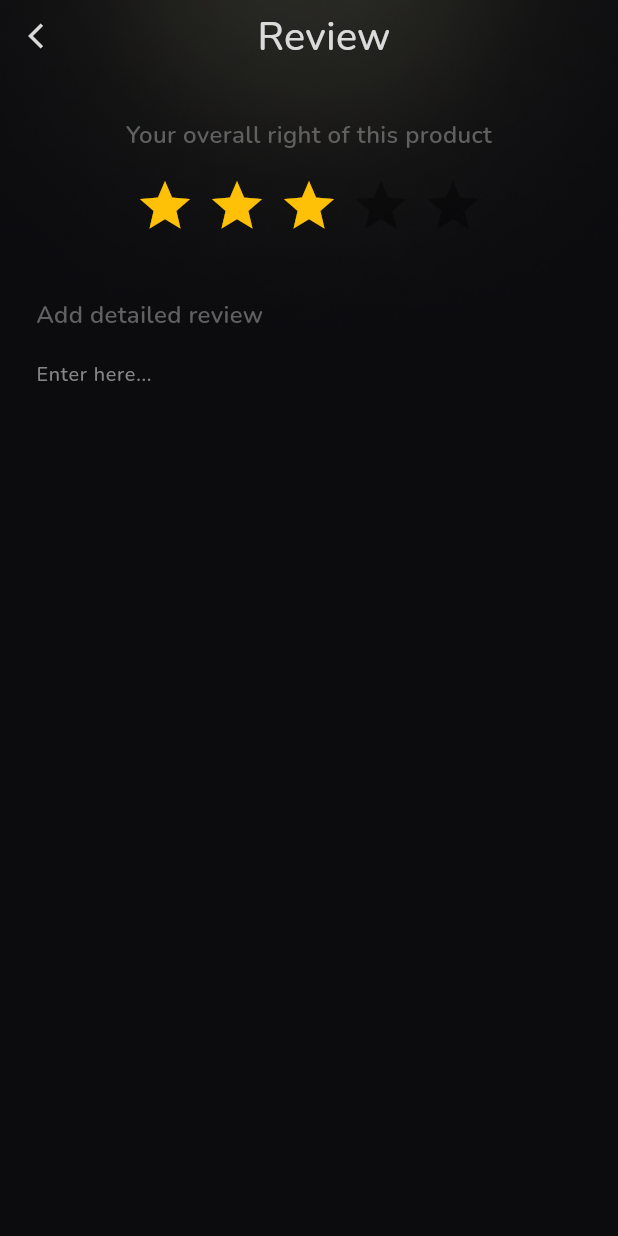
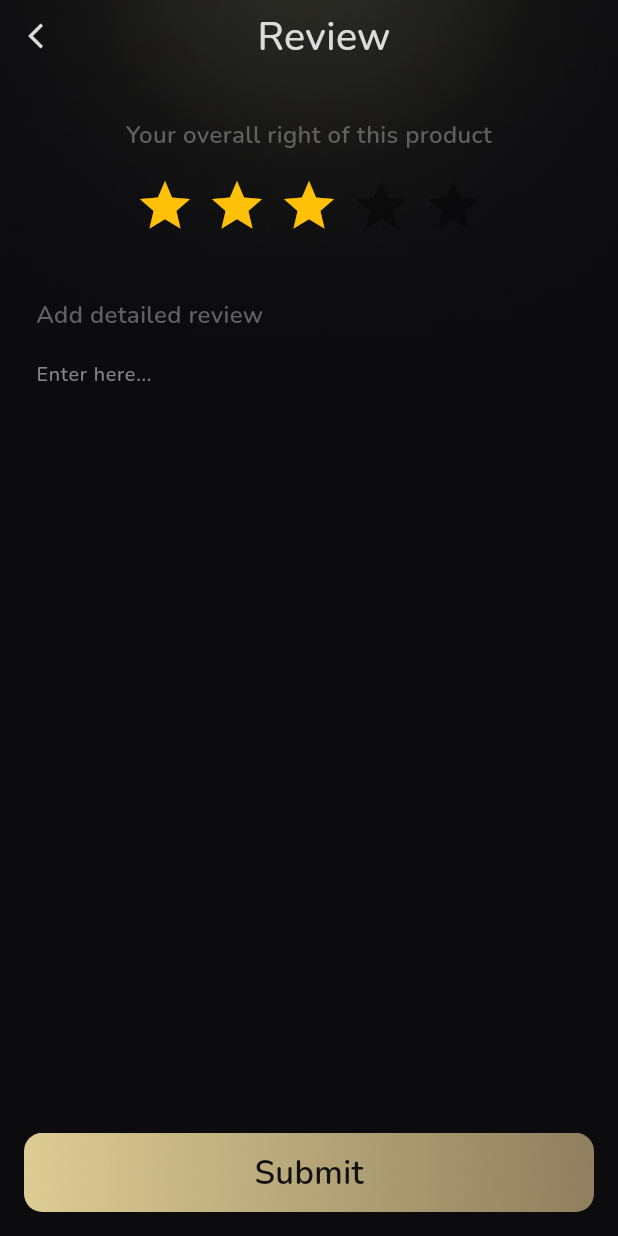
Before and after one commit to bdCalling-Sdt-hub/askjondavid-app, a Flutter app: the ReviewScreen screen opened by its route, on a phone screen of 412 x 824 dp. Run offline on Flutter 3.47's test engine with Material 3 defaults, Android fonts, the light colour scheme and no system bars; drawn by our look-alikes of flutter_rating_bar; our stand-ins replace cached_network_image, connectivity_plus, eva_icons_flutter, flutter_screenutil, flutter_svg, fluttertoast and 7 more; accounts and stored records are empty.

Commit message:
submit button add to the review screen

```diff
--- a/lib/view/module/customer/booking/view/review_screen.dart
+++ b/lib/view/module/customer/booking/view/review_screen.dart
@@ -80,6 +80,27 @@ class ReviewScreen extends StatelessWidget {
                   ),
                 ),
               ),
+              Spacer(),
+              Padding(
+                padding: const EdgeInsets.all(16.0),
+                child: Container(
+                  height: 52.h,
+                  width: double.infinity,
+                  decoration: BoxDecoration(
+                    borderRadius: BorderRadius.circular(12.r),
+                    image: DecorationImage(
+                      image: AssetImage(AppImages.buttonBg),
+                      fit: BoxFit.cover
+                    ),
+                  ),
+                  child: Center(
+                    child: Text('Submit', style: TextStyles.regular20.copyWith(
+                      fontWeight: FontWeight.w600,
+                      color: Color(0xFF101010)
+                    ),),
+                  ),
+                ),
+              )
             ],
           ),
         ),
```
